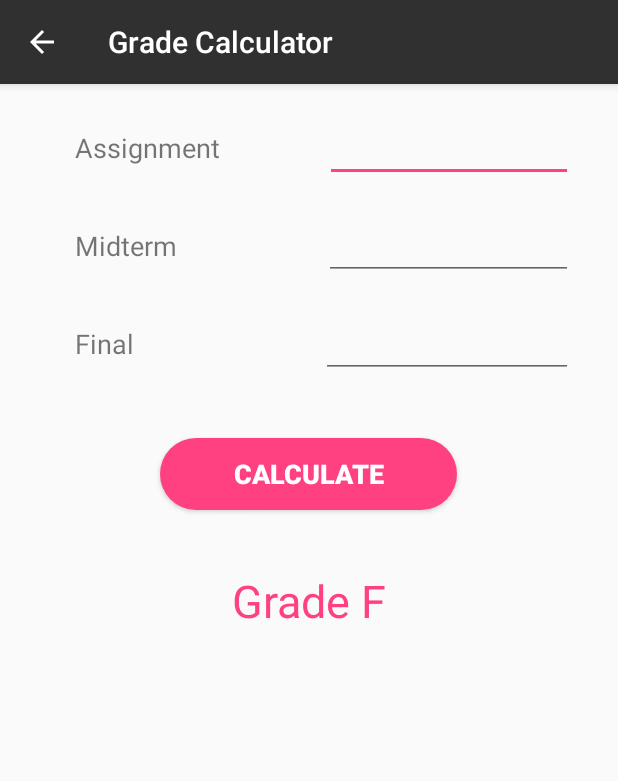
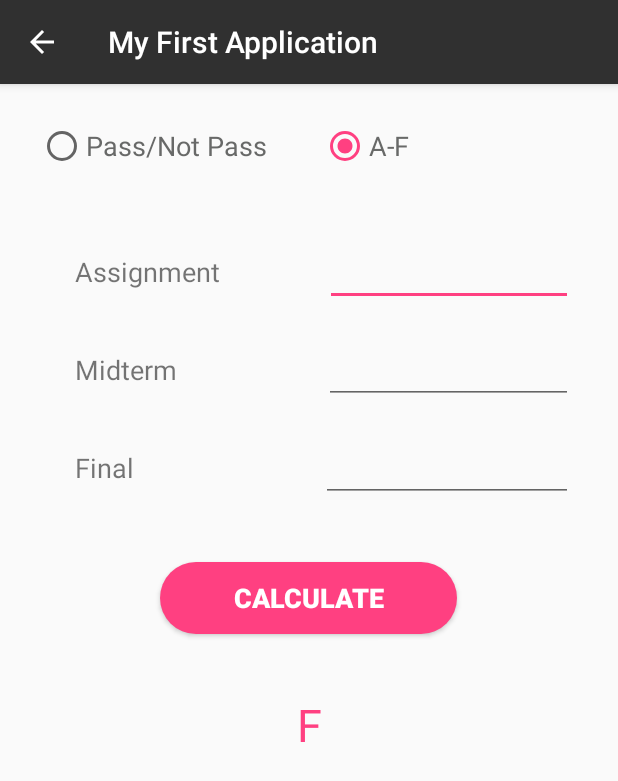
Before and after one commit to moeyeo/MyFirstApp, an Android app: the GradeActivity screen opened directly, with no data from a screen before it, after a tap on "CALCULATE", on a phone screen of 412 x 824 dp. Shown: the top 781 px of the screen. Run offline under Robolectric (Android 15) with nearby library versions, the phone set to English and light mode, and no system bars; 3 statements that could not run were skipped; 2 other taps on this screen came first.

Commit message:
finished require

```diff
--- a/app/src/main/java/com/moeyeo/myfirstapplication/CalculatorActivity.java
+++ b/app/src/main/java/com/moeyeo/myfirstapplication/CalculatorActivity.java
@@ -21,7 +21,7 @@ public class CalculatorActivity extends AppCompatActivity implements View.OnClic
 
     @Override
     public void onClick(View v) {
-        Toast.makeText(this, "Button2 Clicked!", Toast.LENGTH_SHORT).show();
+
     }
 
     @Override
--- a/app/src/main/java/com/moeyeo/myfirstapplication/GradeActivity.java
+++ b/app/src/main/java/com/moeyeo/myfirstapplication/GradeActivity.java
@@ -1,9 +1,6 @@
 package com.moeyeo.myfirstapplication;
-
-import android.os.Build;
-import android.support.annotation.RequiresApi;
+import android.os.Bundle;
 import android.support.v7.app.AppCompatActivity;
-import android.os.Bundle;
 import android.view.View;
 import android.widget.Button;
 import android.widget.EditText;
@@ -12,114 +9,98 @@ import android.widget.TextView;
 
 public class GradeActivity extends AppCompatActivity {
 
-    private EditText Assignment ;
-    private EditText Midterm ;
-    private EditText Final ;
+    private EditText assignmentScore;
+    private EditText midtermScore;
+    private EditText finalScore;
     private Button confirmButton ;
-    private TextView show_grade;
-    private RadioButton grade_pass,grade_af;
-    private boolean type;
-    //@RequiresApi(api = Build.VERSION_CODES.M)
+    private TextView showGrade;
+    private RadioButton gradePass,gradeAf;
+    private String resultGrade;
+    private int result;
     @Override
     protected void onCreate(Bundle savedInstanceState) {
         super.onCreate(savedInstanceState);
         setContentView(R.layout.activity_grade);
 
-        getSupportActionBar().setTitle("Grade Calculator");
+        assignmentScore = (EditText) findViewById(R.id.assignmentScore);
+        midtermScore = (EditText) findViewById(R.id.midScore);
+        finalScore = (EditText) findViewById(R.id.finalScore);
 
-        Assignment = (EditText) findViewById(R.id.AssignmentScore);
-        Midterm = (EditText) findViewById(R.id.MidScore);
-        Final = (EditText) findViewById(R.id.FinalScore);
-        //grade_pass = (RadioButton) findViewById(R.id.grade_pass);
-        //grade_af = (RadioButton) findViewById(R.id.grade_af);
+        gradePass = (RadioButton) findViewById(R.id.gradePass);
+        gradeAf = (RadioButton) findViewById(R.id.gradeAf);
 
+        showGrade = (TextView) findViewById(R.id.showGrade);
         confirmButton = (Button) findViewById(R.id.buttonConfirm);
 
-        calGreadeAf();
+        gradePass.setOnClickListener(new View.OnClickListener() {
+            @Override
+            public void onClick(View v) {
+                gradeAf.setChecked(false);
+            }
+        });
+
+        gradeAf.setOnClickListener(new View.OnClickListener() {
+            @Override
+            public void onClick(View v) {
+                gradePass.setChecked(false);
+            }
+        });
+
+        getInput();
+    }
 
 
-    }
 
-    /*public void SelectType(View view){
-        boolean checked = ((RadioButton) view).isChecked();
-        switch (view.getId())
-        {
-            case R.id.grade_af:
-                if(checked) type = false; break;
-            case R.id.grade_pass:
-                if(checked) type = true; break;
-        }
-    }*/
-    private void calGreadePass() {
+    private void getInput(){
         confirmButton.setOnClickListener(new View.OnClickListener() {
             @Override
             public void onClick(View v) {
+                int assignmentResult = Integer.parseInt(assignmentScore.getText().toString());
+                int midResult = Integer.parseInt(midtermScore.getText().toString());
+                int finalResult = Integer.parseInt(finalScore.getText().toString());
 
-                //BottomGradeLayout bottomGradeLayout = new BottomGradeLayout();
-                //bottomGradeLayout.show(getSupportFragmentManager(),"bottomGrade");
-
-                int assignment_score = Integer.parseInt(Assignment.getText().toString());
-                int mid_score = Integer.parseInt(Midterm.getText().toString());
-                int final_score = Integer.parseInt(Final.getText().toString());
-
-                show_grade = (TextView) findViewById(R.id.showGrade);
-                int result = assignment_score+mid_score+final_score;
-                String result_grade = new String();
-
-                if(result<=100&&result>=0) {
-                    if (result >= 50 && result <= 100) result_grade = "Pass";
-                    else if (result < 50) result_grade = "Not Pass";
-
-                    show_grade.setText(result_grade);
-                }
-                else
-                {
-                    show_grade.setText("input error (score 0-100)");
+                result = assignmentResult+midResult+finalResult;
+                if (gradeAf.isChecked()==true) {
+                    gradePass.setChecked(false);
+                    calGreadeAf(result);
 
                 }
+                else if(gradePass.isChecked()==true) {
+                    gradeAf.setChecked(false);
+                    calGreadePass(result);
+                }
+                else showGrade.setText("Plase check type grade calculator");
+
 
             }
         });
     }
 
-    private void calGreadeAf() {
 
-        confirmButton.setOnClickListener(new View.OnClickListener() {
-            @Override
-            public void onClick(View v) {
+    private void calGreadePass(int result) {
 
-                //BottomGradeLayout bottomGradeLayout = new BottomGradeLayout();
-                //bottomGradeLayout.show(getSupportFragmentManager(),"bottomGrade");
+        if (result>=80&&result>=100) resultGrade = "Pass";
+        else if (result <50) resultGrade = "Not Pass";
+        else resultGrade = "input error score must between 0-100)";
 
-                int assignment_score = Integer.parseInt(Assignment.getText().toString());
-                int mid_score = Integer.parseInt(Midterm.getText().toString());
-                int final_score = Integer.parseInt(Final.getText().toString());
+        showGrade.setText(resultGrade);
 
-                show_grade = (TextView) findViewById(R.id.showGrade);
-                int result = assignment_score+mid_score+final_score;
-                String result_grade = new String();
+    }
 
-                if(result<=100&&result>=0) {
-                    if (result >= 80 && result <= 100) result_grade = "Grade A";
-                    else if (result >= 75 && result <= 79) result_grade = "Grade B+";
-                    else if (result >= 70 && result <= 74) result_grade = "Grade B";
-                    else if (result >= 65 && result <= 69) result_grade = "Grade C+";
-                    else if (result >= 60 && result <= 64) result_grade = "Grade C";
-                    else if (result >= 55 && result <= 59) result_grade = "Grade D+";
-                    else if (result >= 50 && result <= 54) result_grade = "Grade D";
-                    else if (result < 50) result_grade = "Grade F";
+    private void calGreadeAf (int result) {
 
-                    show_grade.setText(result_grade);
-                }
-                else
-                {
-                    show_grade.setText("input error (score 0-100)");
+        if (result >= 80 &&result<=100) resultGrade = "A";
+        else if (result >= 75) resultGrade = "B+ or Pass";
+        else if (result >= 70) resultGrade = "B";
+        else if (result >= 65) resultGrade = "C+";
+        else if (result >= 60) resultGrade = "C";
+        else if (result >= 55) resultGrade = "D+";
+        else if (result >= 50) resultGrade = "D";
+        else if (result>=0) resultGrade = "F";
+        else resultGrade = "input error score must between 0-100)";
 
-                }
-
-            }
-        });
+        showGrade.setText(resultGrade);
+    }
 
 
-    }
 }
--- a/app/src/main/res/layout/activity_grade.xml
+++ b/app/src/main/res/layout/activity_grade.xml
@@ -12,6 +12,31 @@
         android:orientation="vertical">
 
 
+        <LinearLayout
+            android:layout_width="match_parent"
+            android:layout_height="match_parent"
+            android:orientation="horizontal"
+            android:layout_margin="25dp"
+            >
+
+            <RadioButton
+                android:id="@+id/gradePass"
+                android:layout_width="75dp"
+                android:layout_height="wrap_content"
+                android:layout_weight="1"
+                android:text="Pass/Not Pass"
+                android:textColor="#e3555755"
+                android:textSize="18sp"/>
+
+            <RadioButton
+                android:id="@+id/gradeAf"
+                android:layout_width="wrap_content"
+                android:layout_height="wrap_content"
+                android:layout_weight="1"
+                android:text="A-F"
+                android:textColor="#e3555755"
+                android:textSize="18sp"/>
+        </LinearLayout>
 
         <LinearLayout
             android:layout_width="match_parent"
@@ -30,17 +55,18 @@
                 android:textSize="18sp" />
 
             <EditText
-                android:layout_marginRight="30dp"
-                android:layout_marginLeft="10dp"
-                android:id="@+id/AssignmentScore"
+                android:id="@+id/assignmentScore"
                 android:layout_width="174dp"
                 android:layout_height="wrap_content"
+                android:layout_marginLeft="10dp"
+                android:layout_marginRight="30dp"
                 android:layout_weight="1"
                 android:ems="10"
                 android:inputType="number" />
 
 
         </LinearLayout>
+
         <LinearLayout
             android:layout_width="match_parent"
             android:layout_height="wrap_content"
@@ -58,11 +84,11 @@
                 android:textSize="18sp" />
 
             <EditText
-                android:layout_marginRight="30dp"
-                android:layout_marginLeft="10dp"
-                android:id="@+id/MidScore"
+                android:id="@+id/midScore"
                 android:layout_width="174dp"
                 android:layout_height="wrap_content"
+                android:layout_marginLeft="10dp"
+                android:layout_marginRight="30dp"
                 android:layout_weight="1"
                 android:ems="10"
                 android:inputType="number" />
@@ -88,7 +114,7 @@
 
             <EditText
 
-                android:id="@+id/FinalScore"
+                android:id="@+id/finalScore"
                 android:layout_width="174dp"
                 android:layout_height="wrap_content"
                 android:layout_marginLeft="10dp"
@@ -113,12 +139,12 @@
             android:textStyle="bold" />
 
         <TextView
-            android:textColor="@color/colorAccent"
             android:id="@+id/showGrade"
             android:layout_width="match_parent"
             android:layout_height="wrap_content"
             android:layout_gravity="center"
             android:gravity="center"
+            android:textColor="@color/colorAccent"
             android:textSize="30sp" />
 
     </LinearLayout>
```
